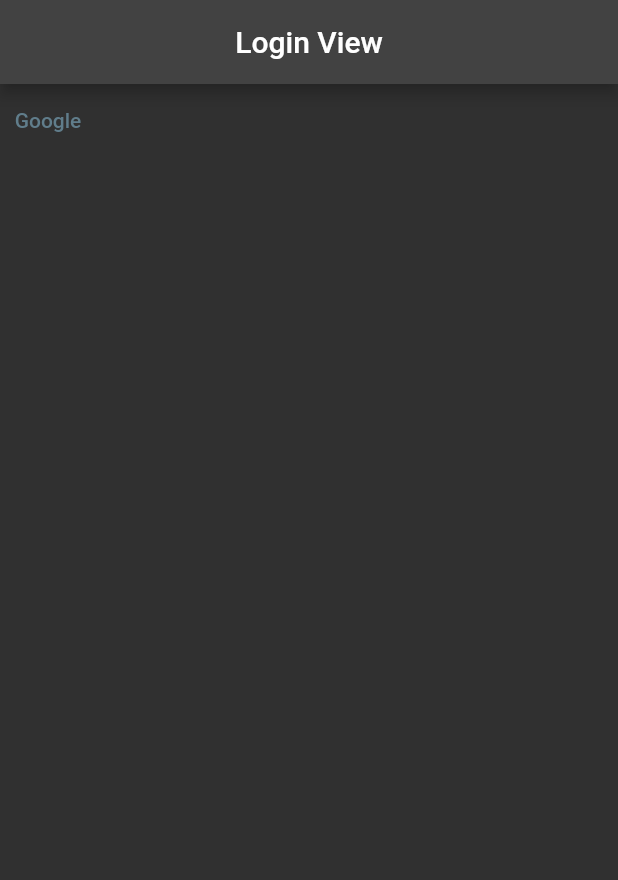
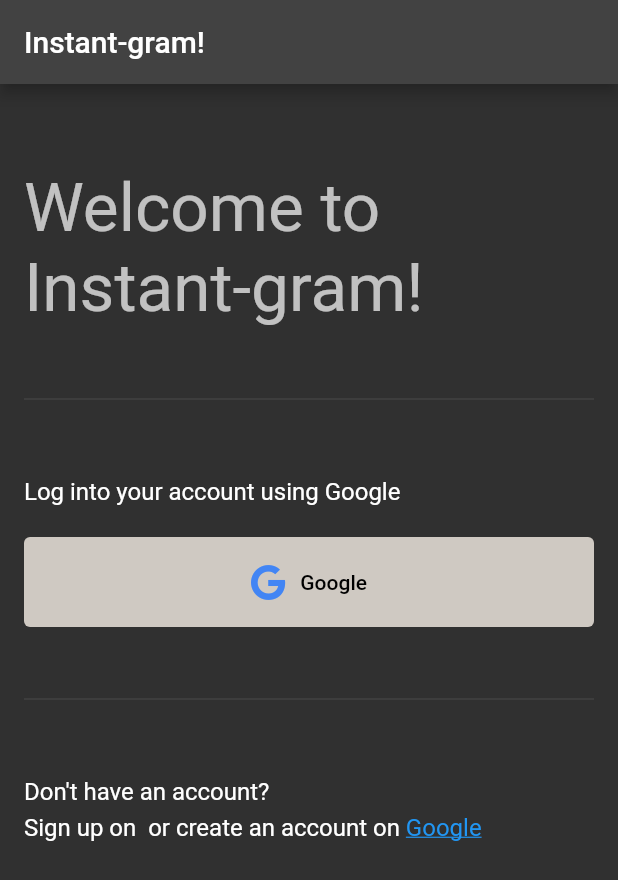
Before and after one commit to peter967/insta, a Flutter app: the screen it shows after launch, on a phone screen of 412 x 824 dp. Shown: the top 880 px of the screen. Run offline on Flutter 3.47's test engine with Material 2 defaults, Android fonts, the phone set to English and light mode, and no system bars; our stand-ins replace cloud_firestore, firebase_auth, firebase_core, font_awesome_flutter, google_sign_in, hooks_riverpod; accounts and stored records are empty.

Commit message:
setup login view

```diff
--- /dev/null
+++ b/lib/extensions/string/as_html_color_to_color.dart
@@ -0,0 +1,11 @@
+import 'package:flutter/material.dart' show Color;
+import 'package:insta/extensions/string/remove_all.dart';
+
+extension AsHtmlColorToColor on String {
+  Color htmlColorToColor() => Color(
+        int.parse(
+          removeAll(['0x', '#']).padLeft(8, 'ff'),
+          radix: 16,
+        ),
+      );
+}
--- /dev/null
+++ b/lib/extensions/string/remove_all.dart
@@ -0,0 +1,9 @@
+extension RemoveAll on String {
+  String removeAll(Iterable<String> values) => values.fold(
+      this,
+      (
+        String result,
+        String pattern,
+      ) =>
+          result.replaceAll(pattern, ''));
+}
--- a/lib/main.dart
+++ b/lib/main.dart
@@ -4,6 +4,7 @@ import 'package:hooks_riverpod/hooks_riverpod.dart';
 import 'package:insta/state/auth/providers/auth_state_provider.dart';
 import 'package:insta/state/auth/providers/is_logged_in_provider.dart';
 import 'firebase_options.dart';
+import 'views/login/login_view.dart';
 
 main() async {
   WidgetsFlutterBinding.ensureInitialized();
@@ -64,27 +65,3 @@ class MainView extends ConsumerWidget {
     );
   }
 }
-
-class LoginView extends ConsumerWidget {
-  const LoginView({
-    super.key,
-  });
-
-  @override
-  Widget build(BuildContext context, ref) {
-    return Scaffold(
-      appBar: AppBar(
-        title: const Text('Login View'),
-        centerTitle: true,
-      ),
-      body: Column(
-        children: [
-          TextButton(
-            onPressed: ref.read(authStateProvider.notifier).loginWithGoogle,
-            child: const Text('Google'),
-          ),
-        ],
-      ),
-    );
-  }
-}
--- a/lib/views/components/constants/strings.dart
+++ /dev/null
@@ -1,33 +0,0 @@
-import 'package:flutter/foundation.dart' show immutable;
-
-@immutable
-class Strings {
-  static const allowLikesTitle = 'Allow likes';
-  static const allowLikesDescription =
-      'By allowing likes, users will be able to press the like button on your post.';
-  static const allowLikesStorageKey = 'allow_likes';
-  static const allowCommentsTitle = 'Allow comments';
-  static const allowCommentsDescription =
-      'By allowing comments, users will be able to comment on your post.';
-  static const allowCommentsStorageKey = 'allow_comments';
-
-  static const comment = 'comment';
-
-  static const loading = 'Loading...';
-
-  static const person = 'person';
-  static const people = 'people';
-  static const likedThis = 'liked this';
-
-  static const delete = 'Delete';
-  static const areYouSureYouWantToDeleteThis =
-      'Are you sure you want to delete this';
-
-  // log out
-  static const logOut = 'Log out';
-  static const areYouSureThatYouWantToLogOutOfTheApp =
-      'Are you sure that you want to log out of the app?';
-  static const cancel = 'Cancel';
-
-  const Strings._();
-}
--- /dev/null
+++ b/lib/views/constants/app_colors.dart
@@ -0,0 +1,12 @@
+import 'package:flutter/foundation.dart' show immutable;
+import 'package:flutter/material.dart' show Colors;
+import 'package:insta/extensions/string/as_html_color_to_color.dart';
+
+@immutable
+class AppColors {
+  static final loginButtonColor = '#cfc9c2'.htmlColorToColor();
+  static const loginButtonTextColor = Colors.black;
+  static final googleColor = '#4285F4'.htmlColorToColor();
+
+  const AppColors._();
+}
--- /dev/null
+++ b/lib/views/constants/strings.dart
@@ -0,0 +1,62 @@
+import 'package:flutter/foundation.dart' show immutable;
+
+@immutable
+class Strings {
+  static const allowLikesTitle = 'Allow likes';
+  static const allowLikesDescription =
+      'By allowing likes, users will be able to press the like button on your post.';
+  static const allowLikesStorageKey = 'allow_likes';
+  static const allowCommentsTitle = 'Allow comments';
+  static const allowCommentsDescription =
+      'By allowing comments, users will be able to comment on your post.';
+  static const allowCommentsStorageKey = 'allow_comments';
+
+  static const comment = 'comment';
+
+  static const loading = 'Loading...';
+
+  static const person = 'person';
+  static const people = 'people';
+  static const likedThis = 'liked this';
+
+  static const delete = 'Delete';
+  static const areYouSureYouWantToDeleteThis =
+      'Are you sure you want to delete this';
+
+  // log out
+  static const logOut = 'Log out';
+  static const areYouSureThatYouWantToLogOutOfTheApp =
+      'Are you sure that you want to log out of the app?';
+  static const cancel = 'Cancel';
+  static const appName = 'Instant-gram!';
+  static const welcomeToAppName = 'Welcome to ${Strings.appName}';
+  static const youHaveNoPosts =
+      'You have not made a post yet. Press either the video-upload or the photo-upload buttons to the top of the screen in order to upload your first post!';
+  static const noPostsAvailable =
+      "Nobody seems to have made any posts yet. Why don't you take the first step and upload your first post?!";
+  static const enterYourSearchTerm =
+      'Enter your search term in order go get started. You can search in the description of all posts available in the system';
+
+  static const google = 'Google';
+  static const googleSignupUrl = 'https://accounts.google.com/signup';
+  static const logIntoYourAccount = 'Log into your account using Google';
+  static const comments = 'Comments';
+  static const writeYourCommentHere = 'Write your comment here...';
+  static const checkOutThisPost = 'Check out this post!';
+  static const postDetails = 'Post Details';
+  static const post = 'post';
+
+  static const createNewPost = 'Create New Post';
+  static const pleaseWriteYourMessageHere = 'Please write your message here';
+
+  static const noCommentsYet =
+      'Nobody has commented on this post yet. You can change that though, and be the first person who comments!';
+
+  static const enterYourSearchTermHere = 'Enter your search term here';
+
+  // login view rich text at bottom
+  static const dontHaveAnAccount = "Don't have an account?\n";
+  static const signUpOn = 'Sign up on ';
+  static const orCreateAnAccountOn = ' or create an account on ';
+  const Strings._();
+}
--- /dev/null
+++ b/lib/views/login/divider_with_margins.dart
@@ -0,0 +1,20 @@
+import 'package:flutter/material.dart';
+
+class DividerWithMargins extends StatelessWidget {
+  const DividerWithMargins({super.key});
+
+  @override
+  Widget build(BuildContext context) {
+    return Column(
+      children: const [
+        SizedBox(
+          height: 40,
+        ),
+        Divider(),
+        SizedBox(
+          height: 40,
+        )
+      ],
+    );
+  }
+}
--- /dev/null
+++ b/lib/views/login/google_button.dart
@@ -0,0 +1,33 @@
+import 'package:flutter/material.dart';
+import 'package:font_awesome_flutter/font_awesome_flutter.dart';
+
+import '../constants/app_colors.dart';
+import '../constants/strings.dart';
+
+class GoogleButton extends StatelessWidget {
+  const GoogleButton({
+    Key? key,
+  }) : super(key: key);
+
+  @override
+  Widget build(BuildContext context) {
+    return SizedBox(
+      height: 44.0,
+      child: Row(
+        mainAxisAlignment: MainAxisAlignment.center,
+        children: [
+          FaIcon(
+            FontAwesomeIcons.google,
+            color: AppColors.googleColor,
+          ),
+          const SizedBox(
+            width: 10.0,
+          ),
+          const Text(
+            Strings.google,
+          )
+        ],
+      ),
+    );
+  }
+}
--- /dev/null
+++ b/lib/views/login/login_view.dart
@@ -0,0 +1,64 @@
+import 'package:flutter/material.dart';
+import 'package:hooks_riverpod/hooks_riverpod.dart';
+
+import '../../state/auth/providers/auth_state_provider.dart';
+import '../constants/app_colors.dart';
+import '../constants/strings.dart';
+import 'divider_with_margins.dart';
+import 'google_button.dart';
+import 'login_view_signuo_link.dart';
+
+class LoginView extends ConsumerWidget {
+  const LoginView({Key? key}) : super(key: key);
+
+  @override
+  Widget build(BuildContext context, WidgetRef ref) {
+    return Scaffold(
+      appBar: AppBar(
+        title: const Text(
+          Strings.appName,
+        ),
+      ),
+      body: Padding(
+        padding: const EdgeInsets.all(16.0),
+        child: SingleChildScrollView(
+          child: Column(
+            crossAxisAlignment: CrossAxisAlignment.stretch,
+            children: [
+              const SizedBox(
+                height: 40,
+              ),
+              // header text
+              Text(
+                Strings.welcomeToAppName,
+                style: Theme.of(context).textTheme.displaySmall,
+              ),
+              const DividerWithMargins(),
+              Text(
+                Strings.logIntoYourAccount,
+                style: Theme.of(context)
+                    .textTheme
+                    .titleMedium
+                    ?.copyWith(height: 1.5),
+              ),
+
+              const SizedBox(
+                height: 20,
+              ),
+              TextButton(
+                style: TextButton.styleFrom(
+                  backgroundColor: AppColors.loginButtonColor,
+                  foregroundColor: AppColors.loginButtonTextColor,
+                ),
+                onPressed: ref.read(authStateProvider.notifier).loginWithGoogle,
+                child: const GoogleButton(),
+              ),
+              const DividerWithMargins(),
+              const LoginViewSignupLinks(),
+            ],
+          ),
+        ),
+      ),
+    );
+  }
+}
--- /dev/null
+++ b/lib/views/login/login_view_signuo_link.dart
@@ -0,0 +1,42 @@
+import 'package:flutter/material.dart';
+
+import 'package:url_launcher/url_launcher.dart';
+
+import '../../rich_text_widget.dart';
+import '../components/rich_text/base_text.dart';
+import '../constants/strings.dart';
+
+class LoginViewSignupLinks extends StatelessWidget {
+  const LoginViewSignupLinks({
+    Key? key,
+  }) : super(key: key);
+
+  @override
+  Widget build(BuildContext context) {
+    return RichTextWidget(
+      styleForAll:
+          Theme.of(context).textTheme.titleMedium?.copyWith(height: 1.5),
+      texts: [
+        BaseText.plain(
+          text: Strings.dontHaveAnAccount,
+        ),
+        BaseText.plain(
+          text: Strings.signUpOn,
+        ),
+        BaseText.plain(
+          text: Strings.orCreateAnAccountOn,
+        ),
+        BaseText.link(
+          text: Strings.google,
+          onTapped: () {
+            launchUrl(
+              Uri.parse(
+                Strings.googleSignupUrl,
+              ),
+            );
+          },
+        ),
+      ],
+    );
+  }
+}
```
